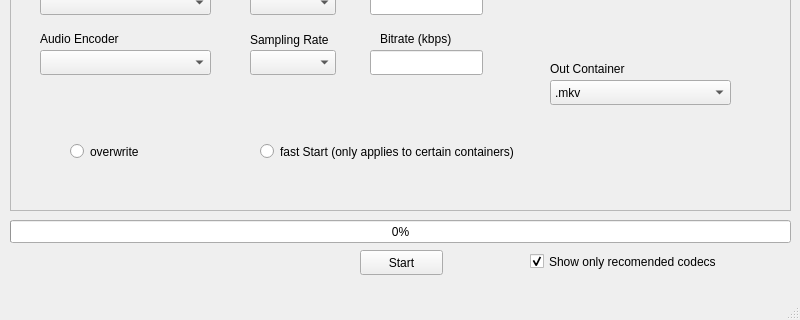
The window that mainwindow.ui (seanmeaney/batch-rencode-qt) describes before a commit, drawn with Qt 5; both pictures show x 0 to 800 and y 280 to 600 of the 800 by 600 pixel window.
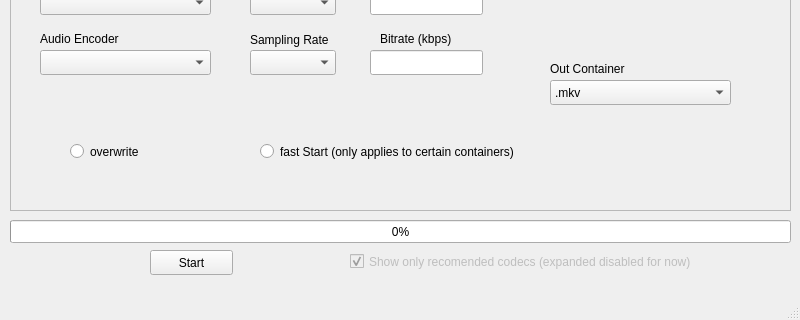
The same window after the commit.

What changed in the file:
```diff
--- a/mainwindow.ui
+++ b/mainwindow.ui
@@ -17,7 +17,7 @@
    <widget class="QPushButton" name="startConversion">
     <property name="geometry">
      <rect>
-      <x>360</x>
+      <x>150</x>
       <y>530</y>
       <width>83</width>
       <height>25</height>
@@ -373,16 +373,22 @@
     </property>
    </widget>
    <widget class="QCheckBox" name="onlyRecomended">
+    <property name="enabled">
+     <bool>false</bool>
+    </property>
     <property name="geometry">
      <rect>
-      <x>530</x>
+      <x>350</x>
       <y>530</y>
-      <width>241</width>
+      <width>421</width>
       <height>23</height>
      </rect>
     </property>
     <property name="text">
-     <string>Show only recomended codecs</string>
+     <string>Show only recomended codecs (expanded disabled for now)</string>
+    </property>
+    <property name="checkable">
+     <bool>true</bool>
     </property>
     <property name="checked">
      <bool>true</bool>
```
